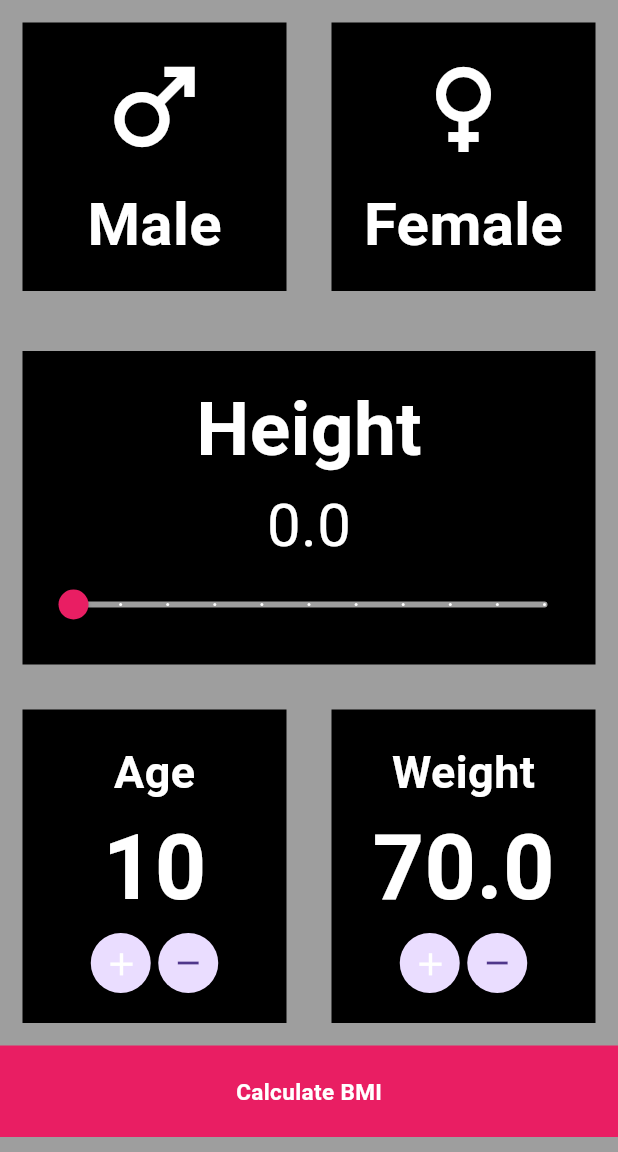
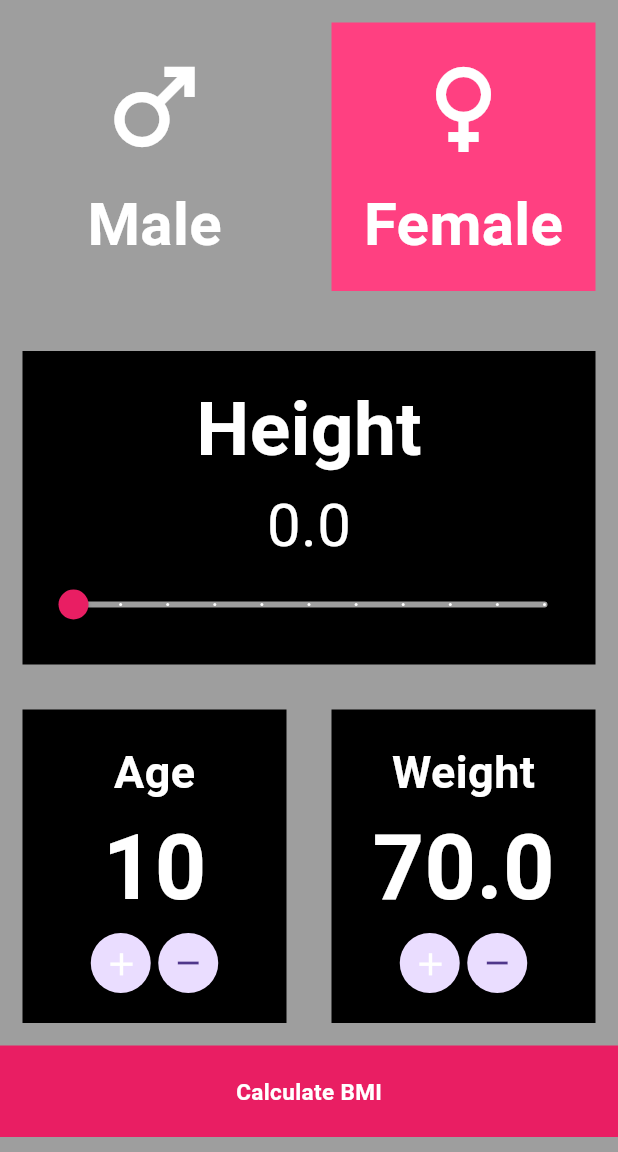
Before and after one commit to EhsanIlyas/bmi_calculator-Flutter, a Flutter app: the screen it shows after launch, on a phone screen of 412 x 824 dp, the part 84-1236 px from its top. Run offline on Flutter 3.47's test engine with Material 3 defaults, Android fonts, the phone set to English and light mode, and no system bars.

Commit message:
Functoion modularity added

```diff
--- a/lib/Components/functions.dart
+++ b/lib/Components/functions.dart
@@ -0,0 +1,40 @@
+
+import 'package:flutter/material.dart';
+import 'package:bmi_calculator/utils/variables.dart';
+import 'package:bmi_calculator/utils/app_colors.dart';
+
+
+Widget buildGenderSelectionContainer({
+  required VoidCallback onTap,
+  required bool isSelected,
+  required IconData iconData,
+  required String label,
+  required Color activeColor,
+  required Color inactiveColor,
+  required Color iconColor,
+  required Color textColor,
+}) {
+  return GestureDetector(
+    onTap: onTap,
+    child: Container(
+      margin: const EdgeInsets.all(15.0),
+      padding: const EdgeInsets.symmetric(horizontal: 2.5, vertical: 16.0),
+      color: isSelected ? activeColor : inactiveColor,
+      child: Column(
+        mainAxisAlignment: MainAxisAlignment.center,
+        children: [
+          Icon(iconData, color: iconColor, size: 80),
+          const SizedBox(height: 10),
+          Text(
+            label,
+            style: TextStyle(
+              fontSize: 40,
+              fontWeight: FontWeight.bold,
+              color: textColor,
+            ),
+          ),
+        ],
+      ),
+    ),
+  );
+}
--- a/lib/Screens/screenone.dart
+++ b/lib/Screens/screenone.dart
@@ -1,5 +1,9 @@
+import 'package:bmi_calculator/utils/app_colors.dart';
 import 'package:flutter/material.dart';
 import 'package:bmi_calculator/utils/variables.dart';
+
+import '../Components/functions.dart';
+
 class BmiCalculator extends StatefulWidget {
   const BmiCalculator({super.key});
 
@@ -8,8 +12,6 @@ class BmiCalculator extends StatefulWidget {
 }
 
 class _BmiCalculatorState extends State<BmiCalculator> {
-
-
   void _toggleMaleSelection() {
     setState(() {
       isMaleSelected = true;
@@ -32,7 +34,8 @@ class _BmiCalculatorState extends State<BmiCalculator> {
         title: const Center(
           child: Text(
             "BMI Calculator",
-            style: TextStyle(fontWeight: FontWeight.bold, color: Colors.white),
+            style: TextStyle(
+                fontWeight: FontWeight.bold, color: AppColors.textcolor),
           ),
         ),
         backgroundColor: Colors.black,
@@ -44,65 +47,40 @@ class _BmiCalculatorState extends State<BmiCalculator> {
             mainAxisAlignment: MainAxisAlignment.center,
             children: [
               Expanded(
-                child: GestureDetector(
+                child: buildGenderSelectionContainer(
                   onTap: _toggleMaleSelection,
-                  child: Container(
-                    margin: EdgeInsets.all(15.0),
-                    padding: EdgeInsets.symmetric(horizontal: 2.5, vertical: 16.0),
-                    color: isMaleSelected ? Colors.pink : Colors.black,
-                    child: Column(
-                      mainAxisAlignment: MainAxisAlignment.center,
-                      children: const [
-                        Icon(Icons.male, color: Colors.white, size: 80),
-                        SizedBox(height: 10),
-                        Text(
-                          "Male",
-                          style: TextStyle(
-                            fontSize: 40,
-                            fontWeight: FontWeight.bold,
-                            color: Colors.white,
-                          ),
-                        ),
-                      ],
-                    ),
-                  ),
+                  isSelected: isMaleSelected,
+                  iconData: Icons.male,
+                  label: "Male",
+                  activeColor: Colors.blueAccent,
+                  inactiveColor: Colors.grey,
+                  iconColor: Colors.white,
+                  textColor: Colors.white,
                 ),
               ),
               Expanded(
-                child: GestureDetector(
+                child: buildGenderSelectionContainer(
                   onTap: _toggleFemaleSelection,
-                  child: Container(
-                    margin: EdgeInsets.all(15.0),
-                    padding: EdgeInsets.symmetric(horizontal: 2.5, vertical: 16.0),
-                    color: isFemaleSelected ? Colors.pink : Colors.black,
-                    child: Column(
-                      mainAxisAlignment: MainAxisAlignment.center,
-                      children: const [
-                        Icon(Icons.female, color: Colors.white, size: 80),
-                        SizedBox(height: 10),
-                        Text(
-                          "Female",
-                          style: TextStyle(
-                            fontSize: 40,
-                            fontWeight: FontWeight.bold,
-                            color: Colors.white,
-                          ),
-                        ),
-                      ],
-                    ),
-                  ),
+                  isSelected: !isMaleSelected,
+                  iconData: Icons.female,
+                  label: "Female",
+                  activeColor: Colors.pinkAccent,
+                  inactiveColor: Colors.grey,
+                  iconColor: Colors.white,
+                  textColor: Colors.white,
                 ),
               ),
             ],
           ),
-          SizedBox(height: 10),
+          const SizedBox(height: 10),
           Container(
             color: Colors.black,
-            padding: EdgeInsets.symmetric(horizontal: 8.0, vertical: 16.0),
-            margin: EdgeInsets.all(15.0),
+            padding:
+                const EdgeInsets.symmetric(horizontal: 8.0, vertical: 16.0),
+            margin: const EdgeInsets.all(15.0),
             child: Column(
               children: [
-                Text(
+                const Text(
                   "Height",
                   style: TextStyle(
                       fontSize: 50,
@@ -111,7 +89,7 @@ class _BmiCalculatorState extends State<BmiCalculator> {
                 ),
                 Text(
                   "$height",
-                  style: TextStyle(color: Colors.white, fontSize: 40),
+                  style: const TextStyle(color: Colors.white, fontSize: 40),
                 ),
                 Slider(
                   value: height,
@@ -135,12 +113,12 @@ class _BmiCalculatorState extends State<BmiCalculator> {
               Expanded(
                 child: Container(
                   margin: EdgeInsets.all(15.0),
-                  padding:
-                  EdgeInsets.symmetric(horizontal: 20.0, vertical: 20.0),
+                  padding: const EdgeInsets.symmetric(
+                      horizontal: 20.0, vertical: 20.0),
                   color: Colors.black,
                   child: Column(
                     children: [
-                      Text(
+                      const Text(
                         "Age",
                         style: TextStyle(
                             fontWeight: FontWeight.bold,
@@ -149,7 +127,7 @@ class _BmiCalculatorState extends State<BmiCalculator> {
                       ),
                       Text(
                         "$age",
-                        style: TextStyle(
+                        style: const TextStyle(
                             color: Colors.white,
                             fontSize: 60,
                             fontWeight: FontWeight.bold),
@@ -160,7 +138,7 @@ class _BmiCalculatorState extends State<BmiCalculator> {
                           Center(
                             child: CircleAvatar(
                               child: IconButton(
-                                icon: Icon(
+                                icon: const Icon(
                                   Icons.add,
                                   color: Colors.white,
                                   size: 25,
@@ -174,11 +152,11 @@ class _BmiCalculatorState extends State<BmiCalculator> {
                               ),
                             ),
                           ),
-                          SizedBox(width: 5),
+                          const SizedBox(width: 5),
                           Center(
                             child: CircleAvatar(
                               child: IconButton(
-                                icon: Icon(Icons.remove),
+                                icon: const Icon(Icons.remove),
                                 onPressed: () {
                                   setState(() {
                                     age--;
@@ -198,11 +176,11 @@ class _BmiCalculatorState extends State<BmiCalculator> {
                 child: Container(
                   margin: EdgeInsets.all(15.0),
                   padding:
-                  EdgeInsets.symmetric(horizontal: 20.0, vertical: 20.0),
+                      EdgeInsets.symmetric(horizontal: 20.0, vertical: 20.0),
                   color: Colors.black,
                   child: Column(
                     children: [
-                      Text(
+                      const Text(
                         "Weight",
                         style: TextStyle(
                             fontWeight: FontWeight.bold,
@@ -211,7 +189,7 @@ class _BmiCalculatorState extends State<BmiCalculator> {
                       ),
                       Text(
                         "$weight",
-                        style: TextStyle(
+                        style: const TextStyle(
                             color: Colors.white,
                             fontSize: 60,
                             fontWeight: FontWeight.bold),
@@ -222,7 +200,7 @@ class _BmiCalculatorState extends State<BmiCalculator> {
                           Center(
                             child: CircleAvatar(
                               child: IconButton(
-                                icon: Icon(
+                                icon: const Icon(
                                   Icons.add,
                                   color: Colors.white,
                                   size: 25,
@@ -262,7 +240,7 @@ class _BmiCalculatorState extends State<BmiCalculator> {
             child: Container(
               padding: EdgeInsets.symmetric(horizontal: 20.0, vertical: 10.0),
               color: Colors.pink,
-              child: Center(
+              child: const Center(
                 child: Text(
                   "Calculate BMI",
                   style: TextStyle(
@@ -273,7 +251,7 @@ class _BmiCalculatorState extends State<BmiCalculator> {
               ),
             ),
           ),
-          SizedBox(
+          const SizedBox(
             height: 10,
           )
         ],
--- a/lib/main.dart
+++ b/lib/main.dart
@@ -9,7 +9,7 @@ class MyApp extends StatelessWidget {
 
   @override
   Widget build(BuildContext context) {
-    return MaterialApp(
+    return const MaterialApp(
       home: BmiCalculator(),
     );
   }
--- /dev/null
+++ b/lib/utils/app_colors.dart
@@ -0,0 +1,9 @@
+import 'package:flutter/material.dart';
+class AppColors {
+
+  static const Color activecolor = Color(0xFFE91E63);
+  static const Color unactivecolor = Color(0xFF070918);
+  static const Color textcolor=Color(0xFFFFFFFF);
+  static const Color iconcolor=Color(0xFFFFFFFF);
+
+}
```
